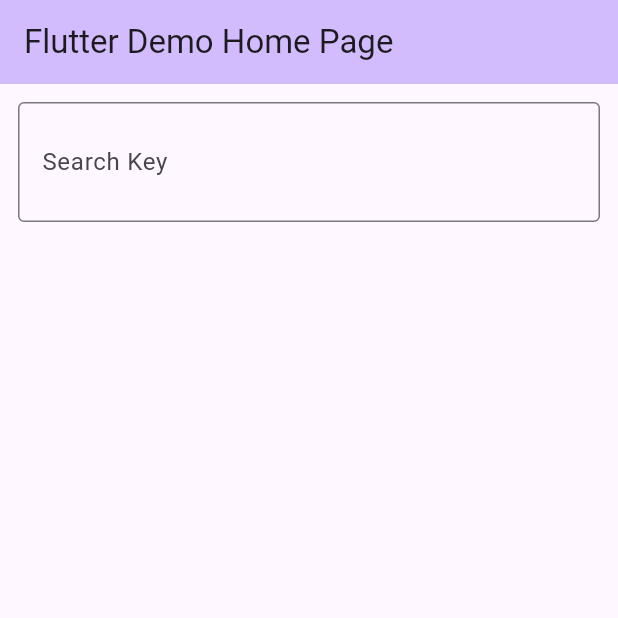
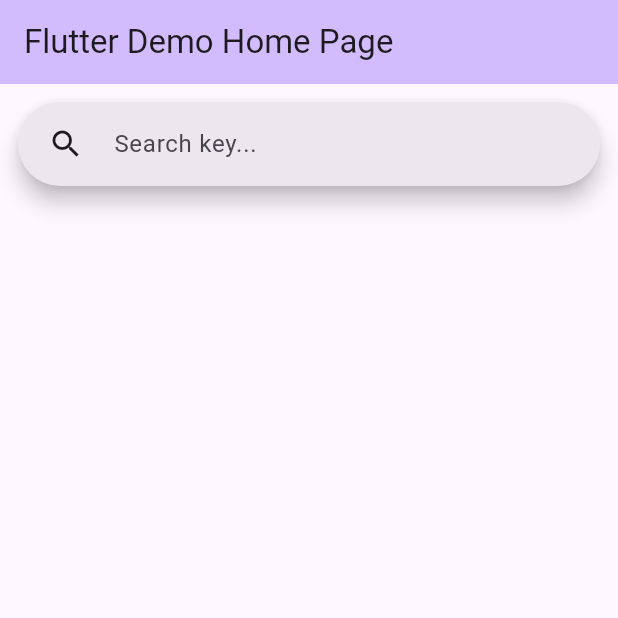
Before and after one commit to C4lopsitta/Flutter_Bookshelf, a Flutter app: the screen it shows after launch, on a phone screen of 412 x 824 dp, the top half of it. Run offline on Flutter 3.47's test engine with Material 3 defaults, Android fonts, the phone set to English and light mode, and no system bars; our stand-ins replace barcode_widget, share_plus.

```diff
--- a/lib/main.dart
+++ b/lib/main.dart
@@ -56,18 +56,22 @@ class _MyHomePageState extends State<MyHomePage> {
             children: [
               Padding(
                 padding: EdgeInsets.all(12),
-                child: TextField(
+                child: SearchBar(
                   controller: _searchController,
-                  decoration: InputDecoration(
-                    label: const Text("Search Key"),
-                    hintText: "Book title...",
-                    border: const OutlineInputBorder(),
-                    suffix: IconButton(
-                      onPressed: findBook,
-                      icon: const Icon(Icons.search),
-                    )
-                  ),
+                  hintText: "Search key...",
+                  onSubmitted: (String key) { findBook(); },
+                  leading: IconButton(onPressed: findBook, icon: const Icon(Icons.search),),
                 ),
+                    // TextField(
+                    //   controller: _searchController,
+                    //   decoration: const InputDecoration(
+                    //     label: Text("Search..."),
+                    //     hintText: "Book title...",
+                    //     border: OutlineInputBorder(),
+                    //     prefixIcon: Icon(Icons.search, size: 48)
+                    //   ),
+                    // ),
+                    // IconButton(onPressed: findBook, icon: const Icon(Icons.search))
               ),
               if(_result.isNotEmpty && _books != null)
                 Column(
@@ -78,7 +82,6 @@ class _MyHomePageState extends State<MyHomePage> {
               else
                 if(_hasSearched)
                   const Center(
-                    heightFactor: 1,
                     child: CircularProgressIndicator(),
                   )
             ],
@@ -94,6 +97,9 @@ class _MyHomePageState extends State<MyHomePage> {
     const path = "/books/v1/volumes";
 
     String key = _searchController.text;
+    if(key.isEmpty) {
+
+    }
 
     Map<String, dynamic> params = {'q': key};
     Uri uri = Uri.https(domain, path, params);
--- a/pubspec.yaml
+++ b/pubspec.yaml
@@ -32,6 +32,8 @@ dependencies:
     sdk: flutter
   http: any
   barcode_widget: any
+  url_launcher: any
+  share_plus: any
   #  fluttertoast: ^8.2.4
 
 
```
Also changed, not shown: lib/bookdetail.dart (+22 -1 lines), pubspec.lock, 7 other files.
